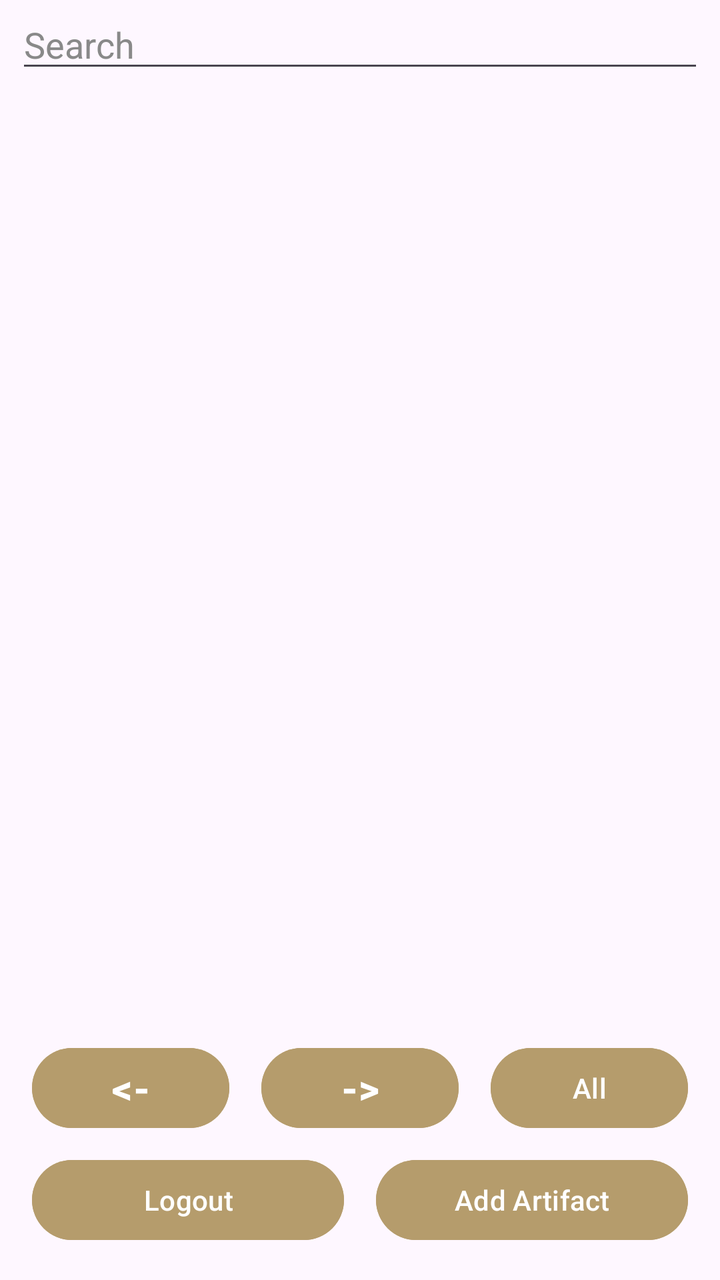
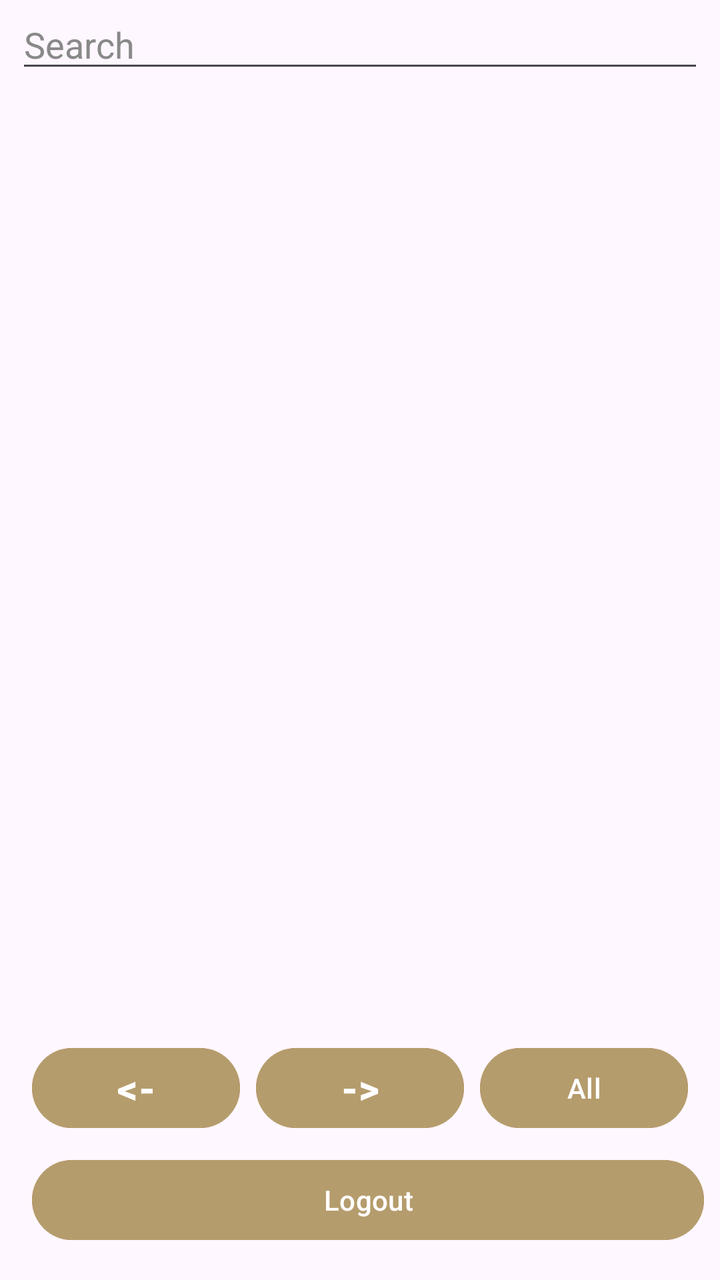

An Android layout rendered at two revisions. The XML below is the earlier revision; the diff shows what the commit changed to produce the second picture.
<!-- AndroidManifest.xml: application theme Theme.B07DemoSummer2024 -->
<!-- res/layout/activity_home_fragment.xml -->
<?xml version="1.0" encoding="utf-8"?>
<androidx.constraintlayout.widget.ConstraintLayout xmlns:android="http://schemas.android.com/apk/res/android"
    xmlns:app="http://schemas.android.com/apk/res-auto"
    xmlns:tools="http://schemas.android.com/tools"
    android:layout_width="match_parent"
    android:layout_height="match_parent"
    tools:context=".HomeFragment">

    <Button
        android:id="@+id/buttonFilterSaved"
        android:layout_width="0dp"
        android:layout_height="wrap_content"
        android:layout_marginStart="16dp"
        android:layout_marginTop="8dp"
        android:layout_marginEnd="16dp"
        android:backgroundTint="@color/lightgold"
        android:text="@string/show_saved"
        android:textColor="@color/white"
        android:visibility="gone"
        app:layout_constraintEnd_toEndOf="parent"
        app:layout_constraintHorizontal_bias="0.0"
        app:layout_constraintStart_toStartOf="parent"
        app:layout_constraintTop_toTopOf="parent" />

    <Button
        android:id="@+id/buttonManageItems"
        android:layout_width="0dp"
        android:layout_height="wrap_content"
        android:layout_marginStart="8dp"
        android:layout_marginEnd="16dp"
        android:layout_marginBottom="16dp"
        android:backgroundTint="@color/lightgold"
        android:text="@string/add_item"
        android:textColor="@color/white"
        android:visibility="visible"
        app:layout_constraintBottom_toBottomOf="parent"
        app:layout_constraintEnd_toEndOf="parent"
        app:layout_constraintStart_toEndOf="@+id/buttonLogout" />

    <Button
        android:id="@+id/buttonLogout"
        android:layout_width="0dp"
        android:layout_height="wrap_content"
        android:layout_marginStart="16dp"
        android:layout_marginEnd="8dp"
        android:layout_marginBottom="16dp"
        android:backgroundTint="@color/lightgold"
        android:text="@string/logout"
        android:textColor="@color/white"
        android:visibility="visible"
        app:layout_constraintBottom_toBottomOf="parent"
        app:layout_constraintEnd_toStartOf="@+id/buttonManageItems"
        app:layout_constraintStart_toStartOf="parent" />

    <Button
        android:id="@+id/buttonPagination"
        android:layout_width="0dp"
        android:layout_height="wrap_content"
        android:layout_marginStart="8dp"
        android:layout_marginEnd="16dp"
        android:layout_marginBottom="72dp"
        android:backgroundTint="@color/lightgold"
        android:text="All"
        android:textColor="@color/white"
        android:visibility="visible"
        app:layout_constraintBottom_toBottomOf="parent"
        app:layout_constraintEnd_toEndOf="parent"
        app:layout_constraintStart_toEndOf="@+id/buttonRight" />

    <Button
        android:id="@+id/buttonRight"
        android:layout_width="0dp"
        android:layout_height="wrap_content"
        android:layout_marginStart="8dp"
        android:layout_marginEnd="8dp"
        android:layout_marginBottom="72dp"
        android:backgroundTint="@color/lightgold"
        android:text="@string/right"
        android:textColor="@color/white"
        android:textSize="20sp"
        android:textStyle="bold"
        android:visibility="visible"
        app:layout_constraintBottom_toBottomOf="parent"
        app:layout_constraintEnd_toStartOf="@+id/buttonPagination"
        app:layout_constraintStart_toEndOf="@+id/buttonLeft" />

    <Button
        android:id="@+id/buttonLeft"
        android:layout_width="0dp"
        android:layout_height="wrap_content"
        android:layout_marginStart="16dp"
        android:layout_marginEnd="8dp"
        android:layout_marginBottom="72dp"
        android:backgroundTint="@color/lightgold"
        android:text="@string/left"
        android:textColor="@color/white"
        android:textSize="20sp"
        android:textStyle="bold"
        android:visibility="visible"
        app:layout_constraintBottom_toBottomOf="parent"
        app:layout_constraintEnd_toStartOf="@+id/buttonRight"
        app:layout_constraintStart_toStartOf="parent" />

    <androidx.recyclerview.widget.RecyclerView
        android:id="@+id/artifactCardGrid"
        android:layout_width="0dp"
        android:layout_height="0dp"
        android:layout_marginTop="8dp"
        android:layout_marginBottom="8dp"
        app:layout_constraintBottom_toTopOf="@+id/buttonPagination"
        app:layout_constraintEnd_toEndOf="parent"
        app:layout_constraintHorizontal_bias="1.0"
        app:layout_constraintStart_toStartOf="parent"
        app:layout_constraintTop_toBottomOf="@+id/homeSearchEditText" />

    <EditText
        android:id="@+id/homeSearchEditText"
        android:layout_width="0dp"
        android:layout_height="wrap_content"
        android:layout_marginStart="8dp"
        android:layout_marginEnd="8dp"
        android:ems="10"
        android:hint="@android:string/search_go"
        android:inputType="text"
        android:textColor="@color/white"
        android:textColorHint="@color/editor_hint"
        app:layout_constraintEnd_toEndOf="parent"
        app:layout_constraintStart_toStartOf="parent"
        app:layout_constraintTop_toBottomOf="@+id/buttonFilterSaved" />

</androidx.constraintlayout.widget.ConstraintLayout>
<!-- resources referenced by this layout -->
<resources>
  <color name="editor_hint">#FF898989</color>
  <color name="lightgold">#B59C6C</color>
  <color name="white">#FFFFFFFF</color>
  <string name="add_item">Add Artifact</string>
  <string name="left">&lt;-</string>
  <string name="logout">Logout</string>
  <string name="right">-&gt;</string>
  <string name="show_saved">Show Saved Artifacts</string>
  <style name="Theme.B07DemoSummer2024" parent="Base.Theme.B07DemoSummer2024" />
  <style name="Base.Theme.B07DemoSummer2024" parent="Theme.Material3.DayNight.NoActionBar">
          
          
          <item name="android:statusBarColor">@color/softblack</item>
          <item name="android:navigationBarColor">@color/softblack</item>
      </style>
  <color name="softblack">#161515</color>
</resources>

<!-- the commit's change to res/layout/activity_home_fragment.xml (unified diff, before → after) -->
@@ -26,13 +26,12 @@
         android:id="@+id/buttonManageItems"
         android:layout_width="0dp"
         android:layout_height="wrap_content"
-        android:layout_marginStart="8dp"
         android:layout_marginEnd="16dp"
         android:layout_marginBottom="16dp"
         android:backgroundTint="@color/lightgold"
         android:text="@string/add_item"
         android:textColor="@color/white"
-        android:visibility="visible"
+        android:visibility="gone"
         app:layout_constraintBottom_toBottomOf="parent"
         app:layout_constraintEnd_toEndOf="parent"
         app:layout_constraintStart_toEndOf="@+id/buttonLogout" />
@@ -56,14 +55,13 @@
         android:id="@+id/buttonPagination"
         android:layout_width="0dp"
         android:layout_height="wrap_content"
-        android:layout_marginStart="8dp"
         android:layout_marginEnd="16dp"
-        android:layout_marginBottom="72dp"
+        android:layout_marginBottom="8dp"
         android:backgroundTint="@color/lightgold"
         android:text="All"
         android:textColor="@color/white"
         android:visibility="visible"
-        app:layout_constraintBottom_toBottomOf="parent"
+        app:layout_constraintBottom_toTopOf="@+id/buttonLogout"
         app:layout_constraintEnd_toEndOf="parent"
         app:layout_constraintStart_toEndOf="@+id/buttonRight" />
 
@@ -73,14 +71,14 @@
         android:layout_height="wrap_content"
         android:layout_marginStart="8dp"
         android:layout_marginEnd="8dp"
-        android:layout_marginBottom="72dp"
+        android:layout_marginBottom="8dp"
         android:backgroundTint="@color/lightgold"
         android:text="@string/right"
         android:textColor="@color/white"
         android:textSize="20sp"
         android:textStyle="bold"
         android:visibility="visible"
-        app:layout_constraintBottom_toBottomOf="parent"
+        app:layout_constraintBottom_toTopOf="@+id/buttonLogout"
         app:layout_constraintEnd_toStartOf="@+id/buttonPagination"
         app:layout_constraintStart_toEndOf="@+id/buttonLeft" />
 
@@ -89,15 +87,14 @@
         android:layout_width="0dp"
         android:layout_height="wrap_content"
         android:layout_marginStart="16dp"
-        android:layout_marginEnd="8dp"
-        android:layout_marginBottom="72dp"
+        android:layout_marginBottom="8dp"
         android:backgroundTint="@color/lightgold"
         android:text="@string/left"
         android:textColor="@color/white"
         android:textSize="20sp"
         android:textStyle="bold"
         android:visibility="visible"
-        app:layout_constraintBottom_toBottomOf="parent"
+        app:layout_constraintBottom_toTopOf="@+id/buttonLogout"
         app:layout_constraintEnd_toStartOf="@+id/buttonRight"
         app:layout_constraintStart_toStartOf="parent" />
 
